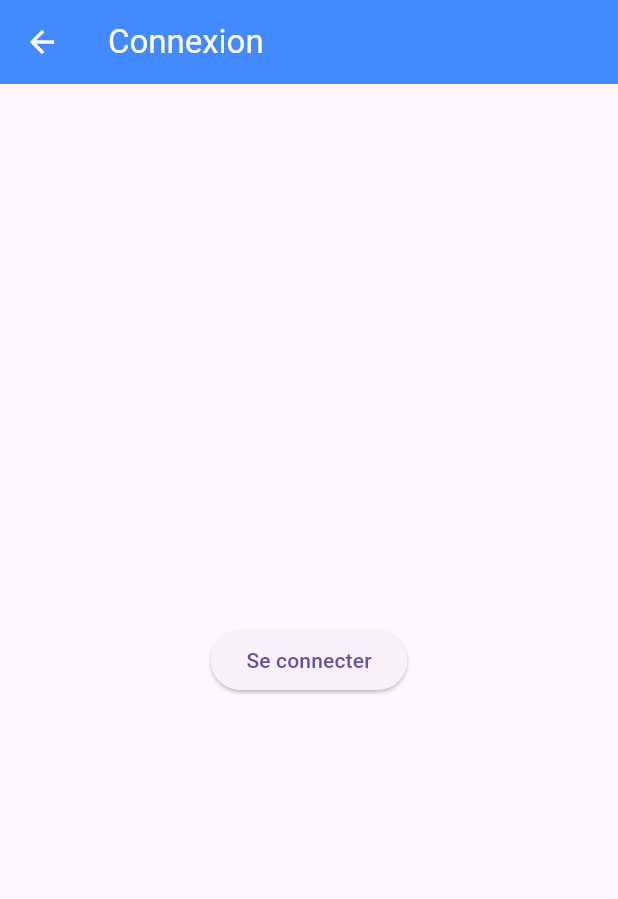
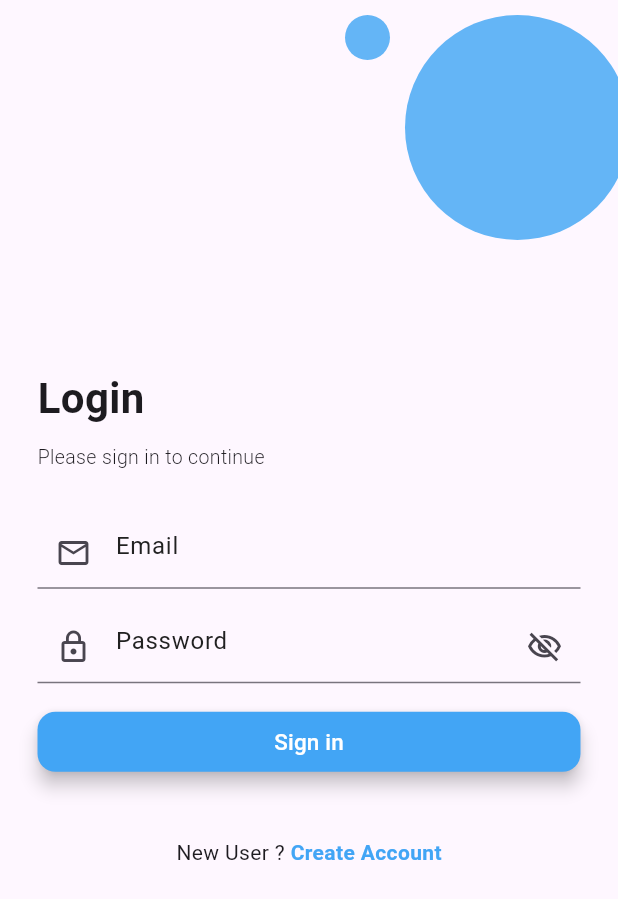
Before and after one commit to JeanMarcJorite/iuto_mobile, a Flutter app: the screen it shows after launch, after a tap on the "login" icon, on a phone screen of 412 x 824 dp. Shown: the top 899 px of the screen. Run offline on Flutter 3.47's test engine with Material 3 defaults, Android fonts, the phone set to English and light mode, and no system bars; our stand-ins replace go_router, supabase_flutter; accounts and stored records are empty.

Commit message:
correction de bug lors du merge

```diff
--- a/lib/db/data/Users/src/models/user_repo.dart
+++ b/lib/db/data/Users/src/models/user_repo.dart
@@ -1,4 +1,4 @@
-import 'package:iuto_mobile/db/data/Users/src/entities/entities.dart';
+import '../entities/entities.dart';
 
 class MyUser {
   String id;
--- a/lib/main.dart
+++ b/lib/main.dart
@@ -1,9 +1,10 @@
 import 'package:flutter/material.dart';
 import 'package:provider/provider.dart';
 import 'providers/auth_provider.dart';
-import 'screens/home_page.dart';
-import 'screens/restos_page.dart';
-import 'screens/login_page.dart';
+import 'pages/home_page.dart';
+import 'pages/restos_page.dart';
+import 'pages/sign_up_page.dart';
+import 'pages/login_page.dart';
 
 void main() {
   runApp(
@@ -25,7 +26,8 @@
       routes: {
         '/': (context) => HomePage(),
         '/restos': (context) => const RestosPage(),
-        '/login': (context) => const LoginPage(),
+        '/login': (context) =>  LoginPage(onTap: () {  },),
+        '/register': (context) =>  SignUpPage(onTap: () {  },),
       },
       theme: ThemeData(
         primarySwatch: Colors.blue,
--- a/lib/pages/home_page.dart
+++ b/lib/pages/home_page.dart
@@ -1,11 +1,129 @@
+import 'package:flutter/material.dart';
+import 'package:provider/provider.dart';
+import '../providers/auth_provider.dart';
+import '../widgets/footer.dart';
 
-import 'package:flutter/material.dart';
+class HomePage extends StatelessWidget {
+  final List<Map<String, String>> bestRestaurants = [
+    {'nom': 'Le Bistrot Français', 'adresse': '12 Rue des Orléanais'},
+    {'nom': 'La Table Royale', 'adresse': '24 Avenue des Ducs'},
+    {'nom': 'Chez Marcel', 'adresse': '5 Place du Marché'},
+  ];
 
-class MyHomePage extends StatelessWidget {
-  const MyHomePage({super.key});
+  HomePage({super.key});
 
   @override
   Widget build(BuildContext context) {
-    return const Placeholder();
+    return Scaffold(
+      appBar: AppBar(
+        title: const Text('IUTables’O'),
+        actions: [
+          IconButton(
+            icon: const Icon(Icons.restaurant),
+            onPressed: () => Navigator.pushNamed(context, '/restos'),
+          ),
+          Consumer<AuthProvider>(
+            builder: (context, auth, child) => auth.isLoggedIn
+                ? IconButton(
+                    icon: const Icon(Icons.logout),
+                    onPressed: () {
+                      auth.logout();
+                      Navigator.pushReplacementNamed(context, '/');
+                    },
+                  )
+                : IconButton(
+                    icon: const Icon(Icons.login),
+                    onPressed: () => Navigator.pushNamed(context, '/login'),
+                  ),
+          ),
+        ],
+      ),
+      body: SingleChildScrollView(
+        child: Column(
+          children: [
+            const Padding(
+              padding: EdgeInsets.all(16.0),
+              child: Column(
+                crossAxisAlignment: CrossAxisAlignment.start,
+                children: [
+                  Text(
+                    'Bienvenue sur la page d\'accueil',
+                    style: TextStyle(
+                      fontSize: 24,
+                      fontWeight: FontWeight.bold,
+                      color: Colors.blueAccent,
+                    ),
+                  ),
+                  SizedBox(height: 16),
+                  Text(
+                    'Comparez les restaurants de la région Orléanaise',
+                    style: TextStyle(fontSize: 16),
+                  ),
+                ],
+              ),
+            ),
+            Padding(
+              padding: const EdgeInsets.all(16.0),
+              child: Column(
+                crossAxisAlignment: CrossAxisAlignment.start,
+                children: [
+                  const Text(
+                    'Les Meilleurs restaurants',
+                    style: TextStyle(
+                      fontSize: 20,
+                      fontWeight: FontWeight.bold,
+                    ),
+                  ),
+                  const SizedBox(height: 16),
+                  GridView.builder(
+                    shrinkWrap: true,
+                    physics: const NeverScrollableScrollPhysics(),
+                    gridDelegate: const SliverGridDelegateWithFixedCrossAxisCount(
+                      crossAxisCount: 2,
+                      crossAxisSpacing: 10,
+                      mainAxisSpacing: 10,
+                      childAspectRatio: 3 / 2,
+                    ),
+                    itemCount: bestRestaurants.length,
+                    itemBuilder: (context, index) {
+                      final restaurant = bestRestaurants[index];
+                      return Card(
+                        elevation: 4,
+                        child: Padding(
+                          padding: const EdgeInsets.all(8.0),
+                          child: Column(
+                            mainAxisAlignment: MainAxisAlignment.center,
+                            children: [
+                              Text(
+                                restaurant['nom']!,
+                                style: const TextStyle(
+                                  fontWeight: FontWeight.bold,
+                                  fontSize: 16,
+                                ),
+                                textAlign: TextAlign.center,
+                              ),
+                              const SizedBox(height: 8),
+                              Text(
+                                'Adresse: ${restaurant['adresse']}',
+                                style: TextStyle(
+                                  fontSize: 14,
+                                  color: Colors.grey[600],
+                                ),
+                                textAlign: TextAlign.center,
+                              ),
+                            ],
+                          ),
+                        ),
+                      );
+                    },
+                  ),
+                ],
+              ),
+            ),
+            const Footer(),
+          ],
+        ),
+      ),
+    );
   }
 }
--- a/lib/screens/home_page.dart
+++ /dev/null
@@ -1,129 +0,0 @@
-import 'package:flutter/material.dart';
-import 'package:provider/provider.dart';
-import '../providers/auth_provider.dart';
-import '../widgets/footer.dart';
-
-class HomePage extends StatelessWidget {
-  final List<Map<String, String>> bestRestaurants = [
-    {'nom': 'Le Bistrot Français', 'adresse': '12 Rue des Orléanais'},
-    {'nom': 'La Table Royale', 'adresse': '24 Avenue des Ducs'},
-    {'nom': 'Chez Marcel', 'adresse': '5 Place du Marché'},
-  ];
-
-  HomePage({super.key});
-
-  @override
-  Widget build(BuildContext context) {
-    return Scaffold(
-      appBar: AppBar(
-        title: const Text('IUTables’O'),
-        actions: [
-          IconButton(
-            icon: const Icon(Icons.restaurant),
-            onPressed: () => Navigator.pushNamed(context, '/restos'),
-          ),
-          Consumer<AuthProvider>(
-            builder: (context, auth, child) => auth.isLoggedIn
-                ? IconButton(
-                    icon: const Icon(Icons.logout),
-                    onPressed: () {
-                      auth.logout();
-                      Navigator.pushReplacementNamed(context, '/');
-                    },
-                  )
-                : IconButton(
-                    icon: const Icon(Icons.login),
-                    onPressed: () => Navigator.pushNamed(context, '/login'),
-                  ),
-          ),
-        ],
-      ),
-      body: SingleChildScrollView(
-        child: Column(
-          children: [
-            const Padding(
-              padding: EdgeInsets.all(16.0),
-              child: Column(
-                crossAxisAlignment: CrossAxisAlignment.start,
-                children: [
-                  Text(
-                    'Bienvenue sur la page d\'accueil',
-                    style: TextStyle(
-                      fontSize: 24,
-                      fontWeight: FontWeight.bold,
-                      color: Colors.blueAccent,
-                    ),
-                  ),
-                  SizedBox(height: 16),
-                  Text(
-                    'Comparez les restaurants de la région Orléanaise',
-                    style: TextStyle(fontSize: 16),
-                  ),
-                ],
-              ),
-            ),
-            Padding(
-              padding: const EdgeInsets.all(16.0),
-              child: Column(
-                crossAxisAlignment: CrossAxisAlignment.start,
-                children: [
-                  const Text(
-                    'Les Meilleurs restaurants',
-                    style: TextStyle(
-                      fontSize: 20,
-                      fontWeight: FontWeight.bold,
-                    ),
-                  ),
-                  const SizedBox(height: 16),
-                  GridView.builder(
-                    shrinkWrap: true,
-                    physics: const NeverScrollableScrollPhysics(),
-                    gridDelegate: const SliverGridDelegateWithFixedCrossAxisCount(
-                      crossAxisCount: 2,
-                      crossAxisSpacing: 10,
-                      mainAxisSpacing: 10,
-                      childAspectRatio: 3 / 2,
-                    ),
-                    itemCount: bestRestaurants.length,
-                    itemBuilder: (context, index) {
-                      final restaurant = bestRestaurants[index];
-                      return Card(
-                        elevation: 4,
-                        child: Padding(
-                          padding: const EdgeInsets.all(8.0),
-                          child: Column(
-                            mainAxisAlignment: MainAxisAlignment.center,
-                            children: [
-                              Text(
-                                restaurant['nom']!,
-                                style: const TextStyle(
-                                  fontWeight: FontWeight.bold,
-                                  fontSize: 16,
-                                ),
-                                textAlign: TextAlign.center,
-                              ),
-                              const SizedBox(height: 8),
-                              Text(
-                                'Adresse: ${restaurant['adresse']}',
-                                style: TextStyle(
-                                  fontSize: 14,
-                                  color: Colors.grey[600],
-                                ),
-                                textAlign: TextAlign.center,
-                              ),
-                            ],
-                          ),
-                        ),
-                      );
-                    },
-                  ),
-                ],
-              ),
-            ),
-            const Footer(),
-          ],
-        ),
-      ),
-    );
-  }
-}
--- a/lib/screens/login_page.dart
+++ b/lib/screens/login_page.dart
@@ -1,6 +1,6 @@
 import 'package:flutter/material.dart';
 import 'package:provider/provider.dart';
-import '../providers/auth_provider.dart';
+import 'package:iuto_mobile/providers/auth_provider.dart';
 
 class LoginPage extends StatelessWidget {
   const LoginPage({super.key});
```
Also changed, not shown: analysis_options.yaml (deleted, +0 -28 lines), pubspec.yaml (+5 -6 lines), lib/pages/restos_page.dart (renamed from lib/screens/restos_page.dart), pubspec.lock, 7 other files.
